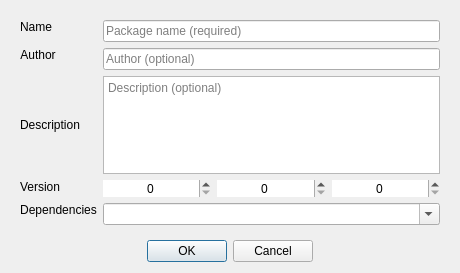
Above: src/ui/dlgPackageExporterInput.ui from Mudlet/Mudlet before the change. Below: the same form after it.
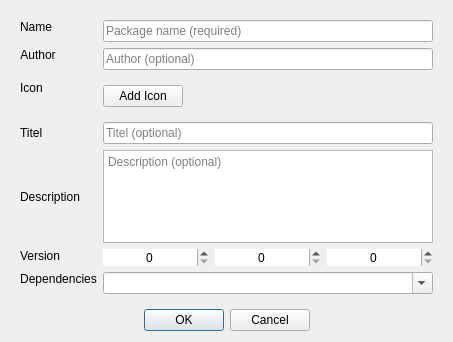
That is the form after the change.

Commit message:
add Title and Icon
This change allows to add an Icon and short description (title)
which then can appear directly in the packagemanager

```diff
--- a/src/ui/dlgPackageExporterInput.ui
+++ b/src/ui/dlgPackageExporterInput.ui
@@ -6,8 +6,8 @@
    <rect>
     <x>0</x>
     <y>0</y>
-    <width>460</width>
-    <height>273</height>
+    <width>453</width>
+    <height>342</height>
    </rect>
   </property>
   <property name="windowTitle">
@@ -84,7 +84,7 @@
         </property>
        </widget>
       </item>
-      <item row="2" column="0">
+      <item row="4" column="0">
        <widget class="QLabel" name="label_3">
         <property name="sizePolicy">
          <sizepolicy hsizetype="Expanding" vsizetype="Expanding">
@@ -100,7 +100,7 @@
         </property>
        </widget>
       </item>
-      <item row="3" column="0">
+      <item row="5" column="0">
        <widget class="QLabel" name="label_4">
         <property name="sizePolicy">
          <sizepolicy hsizetype="MinimumExpanding" vsizetype="Maximum">
@@ -116,7 +116,7 @@
         </property>
        </widget>
       </item>
-      <item row="3" column="1">
+      <item row="5" column="1">
        <layout class="QHBoxLayout" name="horizontalLayout">
         <property name="spacing">
          <number>6</number>
@@ -183,7 +183,7 @@
         </item>
        </layout>
       </item>
-      <item row="4" column="0">
+      <item row="6" column="0">
        <widget class="QLabel" name="label_5">
         <property name="sizePolicy">
          <sizepolicy hsizetype="MinimumExpanding" vsizetype="Maximum">
@@ -199,7 +199,7 @@
         </property>
        </widget>
       </item>
-      <item row="4" column="1">
+      <item row="6" column="1">
        <widget class="QComboBox" name="Dependencies">
         <property name="sizePolicy">
          <sizepolicy hsizetype="MinimumExpanding" vsizetype="Maximum">
@@ -221,7 +221,7 @@
         </property>
        </widget>
       </item>
-      <item row="2" column="1">
+      <item row="4" column="1">
        <widget class="QTextEdit" name="Description">
         <property name="tabChangesFocus">
          <bool>true</bool>
@@ -231,6 +231,69 @@
         </property>
        </widget>
       </item>
+      <item row="2" column="0">
+       <widget class="QLabel" name="label_6">
+        <property name="text">
+         <string>Icon</string>
+        </property>
+       </widget>
+      </item>
+      <item row="3" column="0">
+       <widget class="QLabel" name="label_7">
+        <property name="text">
+         <string>Titel</string>
+        </property>
+       </widget>
+      </item>
+      <item row="3" column="1">
+       <widget class="QLineEdit" name="Titel">
+        <property name="placeholderText">
+         <string>Titel (optional)</string>
+        </property>
+       </widget>
+      </item>
+      <item row="2" column="1">
+       <layout class="QHBoxLayout" name="horizontalLayout_2">
+        <item>
+         <widget class="QPushButton" name="addIcon">
+          <property name="sizePolicy">
+           <sizepolicy hsizetype="Fixed" vsizetype="Fixed">
+            <horstretch>0</horstretch>
+            <verstretch>0</verstretch>
+           </sizepolicy>
+          </property>
+          <property name="text">
+           <string>Add Icon</string>
+          </property>
+         </widget>
+        </item>
+        <item>
+         <widget class="QWidget" name="Icon" native="true">
+          <property name="enabled">
+           <bool>true</bool>
+          </property>
+          <property name="sizePolicy">
+           <sizepolicy hsizetype="Fixed" vsizetype="Fixed">
+            <horstretch>0</horstretch>
+            <verstretch>0</verstretch>
+           </sizepolicy>
+          </property>
+          <property name="minimumSize">
+           <size>
+            <width>40</width>
+            <height>40</height>
+           </size>
+          </property>
+          <property name="maximumSize">
+           <size>
+            <width>40</width>
+            <height>40</height>
+           </size>
+          </property>
+         </widget>
+        </item>
+       </layout>
+      </item>
      </layout>
     </widget>
    </item>
```
Left out of the diff: 2 changed lines with no effect on the pictures. The commit also changes 3 other files.
